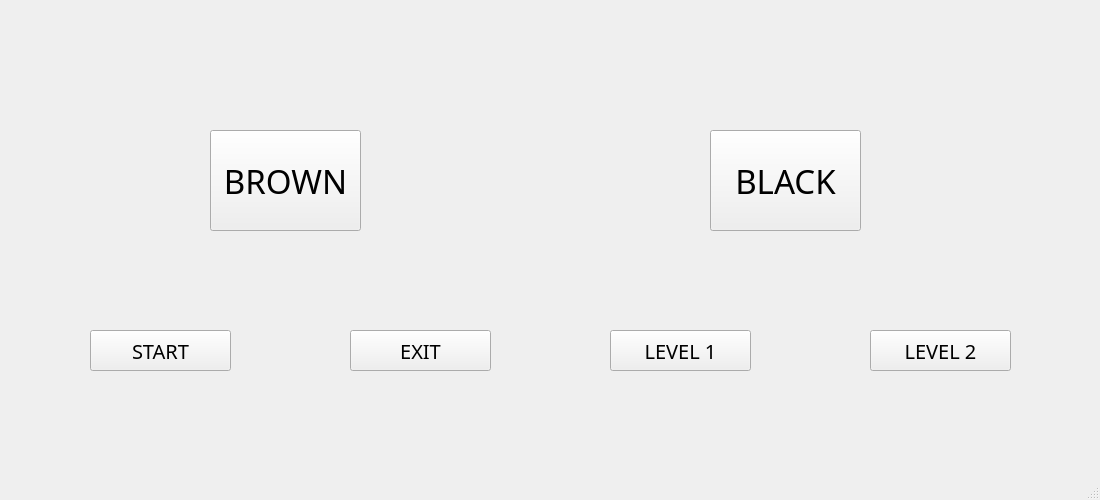
Old version of the form firstwindow.ui in the repository YEN-PO-CHEN/SOKOBAN.
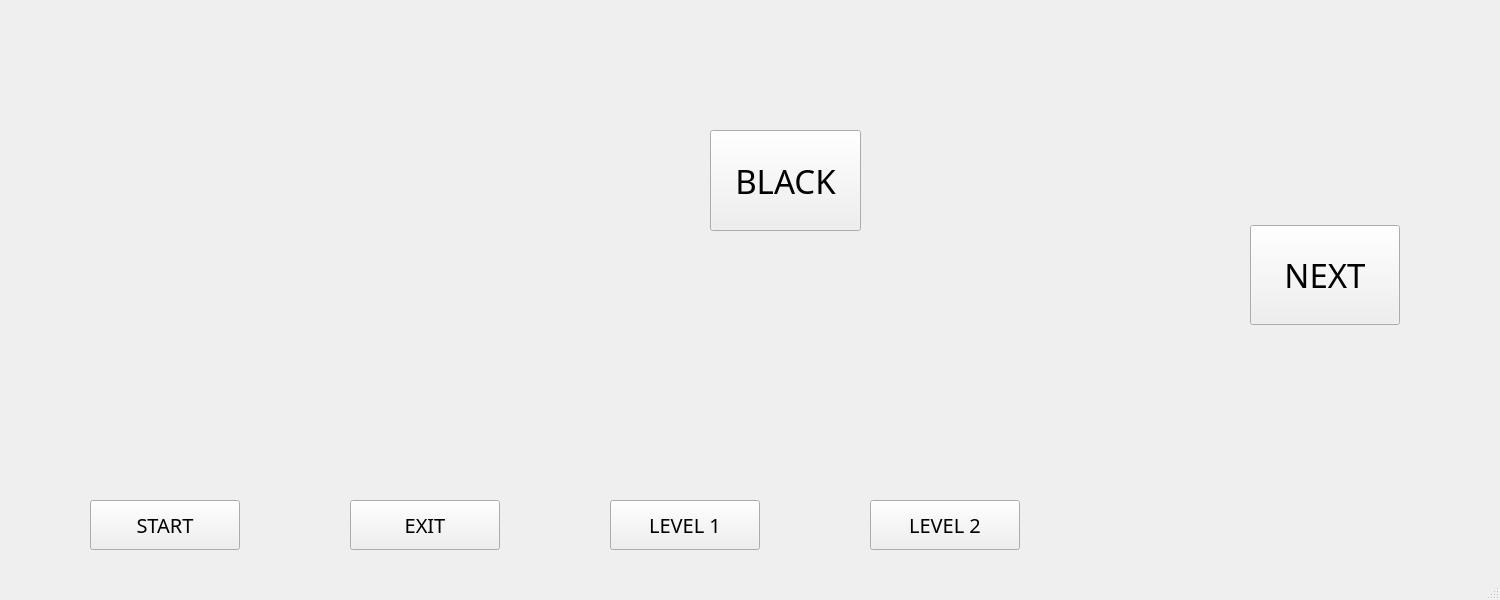
New version of the form.

Diff of the .ui file:
```diff
--- a/firstwindow.ui
+++ b/firstwindow.ui
@@ -6,8 +6,8 @@
    <rect>
     <x>0</x>
     <y>0</y>
-    <width>1100</width>
-    <height>500</height>
+    <width>1500</width>
+    <height>600</height>
    </rect>
   </property>
   <property name="windowTitle">
@@ -18,9 +18,9 @@
     <property name="geometry">
      <rect>
       <x>90</x>
-      <y>330</y>
-      <width>141</width>
-      <height>41</height>
+      <y>500</y>
+      <width>150</width>
+      <height>50</height>
      </rect>
     </property>
     <property name="font">
@@ -46,9 +46,9 @@
     <property name="geometry">
      <rect>
       <x>350</x>
-      <y>330</y>
-      <width>141</width>
-      <height>41</height>
+      <y>500</y>
+      <width>150</width>
+      <height>50</height>
      </rect>
     </property>
     <property name="font">
@@ -65,9 +65,9 @@
     <property name="geometry">
      <rect>
       <x>610</x>
-      <y>330</y>
-      <width>141</width>
-      <height>41</height>
+      <y>500</y>
+      <width>150</width>
+      <height>50</height>
      </rect>
     </property>
     <property name="font">
@@ -84,9 +84,9 @@
     <property name="geometry">
      <rect>
       <x>870</x>
-      <y>330</y>
-      <width>141</width>
-      <height>41</height>
+      <y>500</y>
+      <width>150</width>
+      <height>50</height>
      </rect>
     </property>
     <property name="font">
@@ -102,10 +102,10 @@
    <widget class="QPushButton" name="theme_1_Button">
     <property name="geometry">
      <rect>
-      <x>210</x>
-      <y>130</y>
-      <width>151</width>
-      <height>101</height>
+      <x>1250</x>
+      <y>225</y>
+      <width>150</width>
+      <height>100</height>
      </rect>
     </property>
     <property name="font">
@@ -115,7 +115,7 @@
      </font>
     </property>
     <property name="text">
-     <string>BROWN</string>
+     <string>NEXT</string>
     </property>
    </widget>
    <widget class="QPushButton" name="theme_2_Button">
```
Left out of the diff: 2 changed lines with no effect on the pictures.
